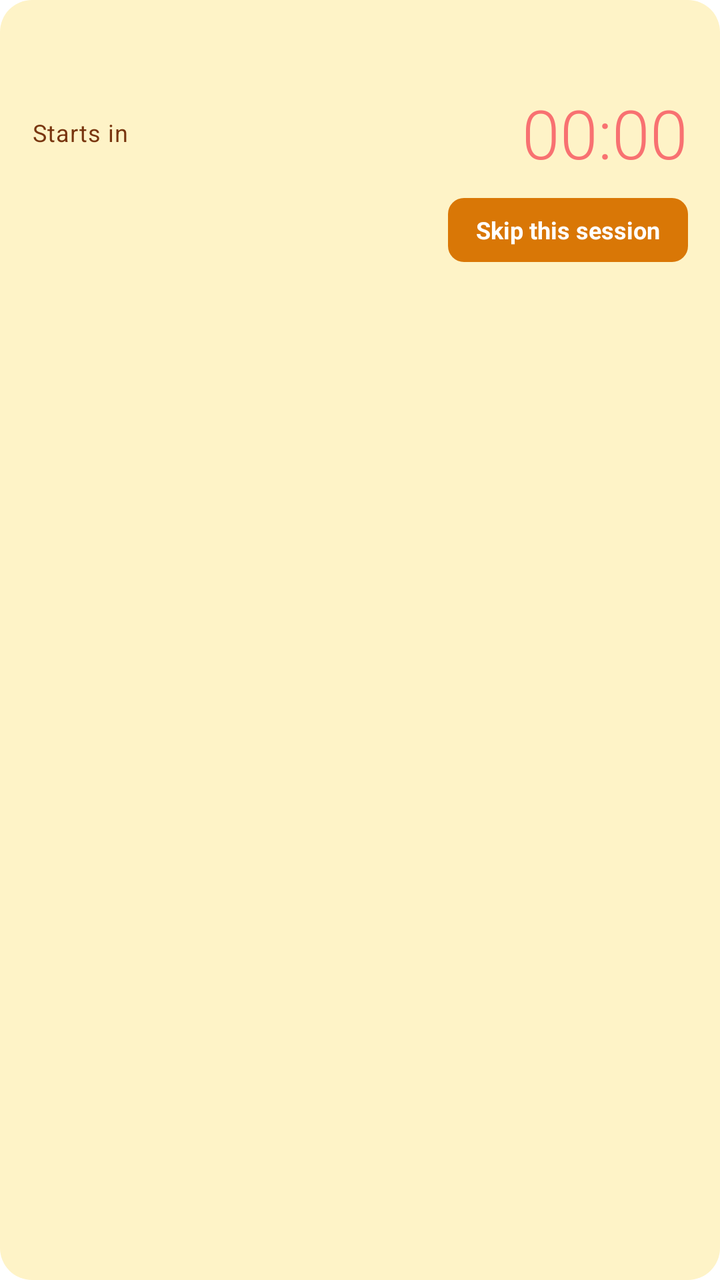
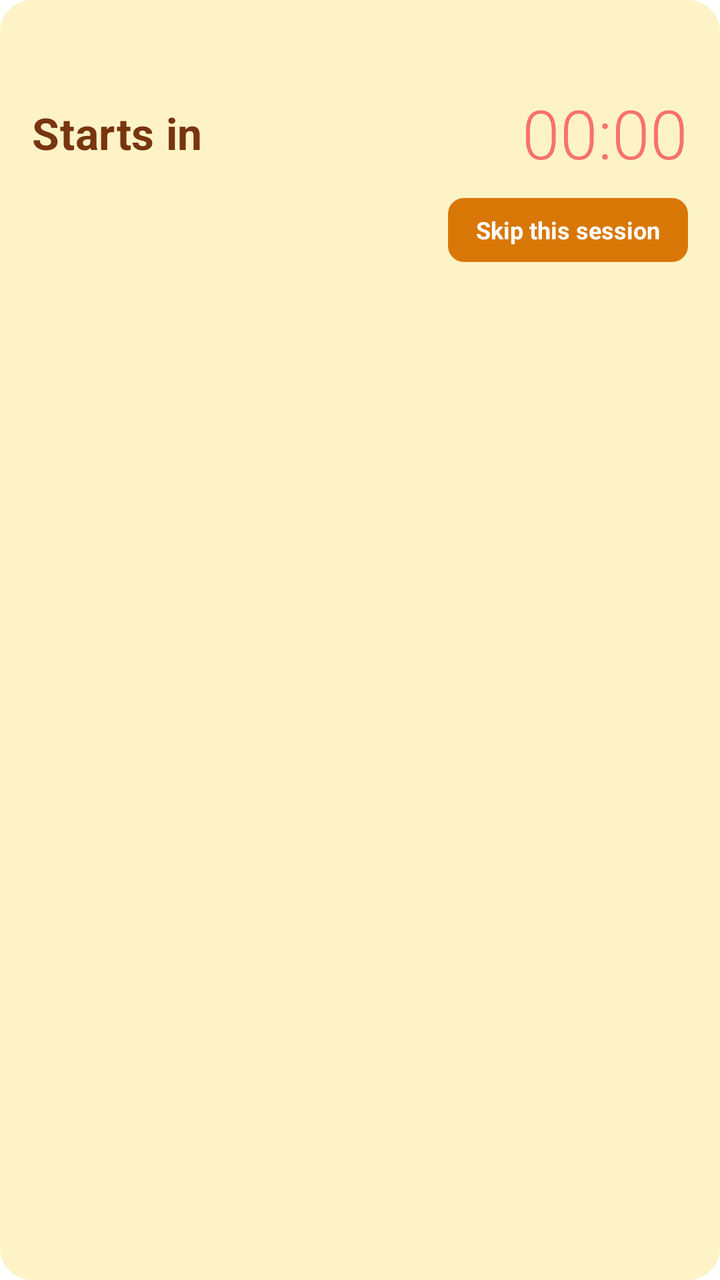

Two renders of the same Android screen: before a commit and after it. Below are the layout's source before the change and the commit's diff.
<!-- AndroidManifest.xml: fallback theme Theme.MaterialComponents.DayNight.NoActionBar -->
<!-- res/layout/notification_reminder.xml -->
<?xml version="1.0" encoding="utf-8"?>
<LinearLayout xmlns:android="http://schemas.android.com/apk/res/android"
    android:layout_width="match_parent"
    android:layout_height="match_parent"
    android:orientation="vertical"
    android:background="@drawable/notification_reminder_bg"
    android:paddingStart="16dp"
    android:paddingEnd="16dp"
    android:paddingTop="12dp"
    android:paddingBottom="14dp">

    <TextView
        android:id="@+id/notif_title"
        android:layout_width="match_parent"
        android:layout_height="wrap_content"
        android:textSize="16sp"
        android:textColor="#452C03"
        android:maxLines="2"
        android:ellipsize="end" />

    <LinearLayout
        android:layout_width="match_parent"
        android:layout_height="wrap_content"
        android:orientation="horizontal"
        android:gravity="center_vertical"
        android:layout_marginTop="10dp">

        <TextView
            android:id="@+id/notif_label"
            android:layout_width="0dp"
            android:layout_height="wrap_content"
            android:layout_weight="1"
            android:text="Starts in"
            android:textSize="12sp"
            android:letterSpacing="0.03"
            android:textColor="#78350F" />

        <Chronometer
            android:id="@+id/notif_chronometer"
            android:layout_width="wrap_content"
            android:layout_height="wrap_content"
            android:textSize="34sp"
            android:textColor="#F87171"
            android:fontFamily="sans-serif-light"
            android:gravity="end" />
    </LinearLayout>

    <LinearLayout
        android:layout_width="match_parent"
        android:layout_height="wrap_content"
        android:orientation="horizontal"
        android:gravity="end"
        android:layout_marginTop="10dp">

        <TextView
            android:id="@+id/notif_skip_btn"
            android:layout_width="wrap_content"
            android:layout_height="32dp"
            android:gravity="center"
            android:text="Skip this session"
            android:textSize="12sp"
            android:textColor="#FFFFFF"
            android:textStyle="bold"
            android:background="@drawable/notif_skip_btn_bg"
            android:paddingStart="14dp"
            android:paddingEnd="14dp" />
    </LinearLayout>
</LinearLayout>
<!-- resources referenced by this layout -->
<resources>
  <!-- drawable notif_skip_btn_bg (drawable) -->
  <?xml version="1.0" encoding="utf-8"?>
  <shape xmlns:android="http://schemas.android.com/apk/res/android"
      android:shape="rectangle">
      <solid android:color="#D97706" />
      <corners android:radius="8dp" />
  </shape>
  <!-- drawable notification_reminder_bg (drawable) -->
  <?xml version="1.0" encoding="utf-8"?>
  <shape xmlns:android="http://schemas.android.com/apk/res/android"
      android:shape="rectangle">
      <solid android:color="#FEF3C7" />
      <corners android:radius="16dp" />
  </shape>
</resources>

<!-- the commit's change to res/layout/notification_reminder.xml (unified diff, before → after) -->
@@ -31,8 +31,9 @@
             android:layout_height="wrap_content"
             android:layout_weight="1"
             android:text="Starts in"
-            android:textSize="12sp"
-            android:letterSpacing="0.03"
+            android:textSize="22sp"
+            android:textStyle="bold"
+            android:letterSpacing="0.01"
             android:textColor="#78350F" />
 
         <Chronometer
